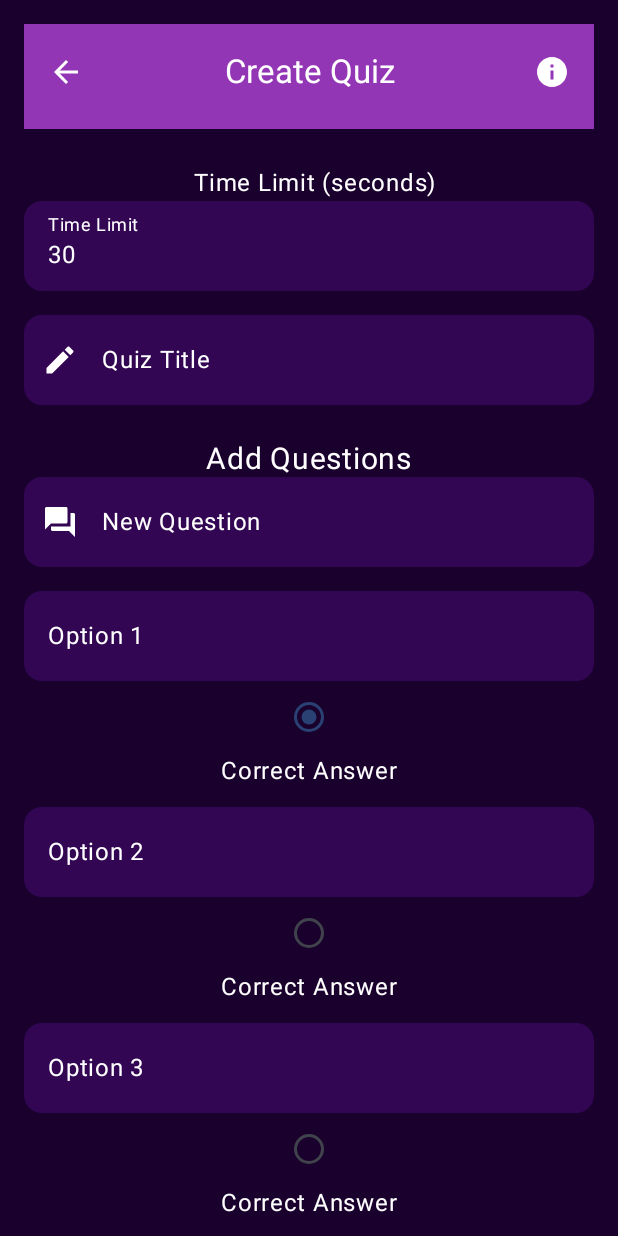
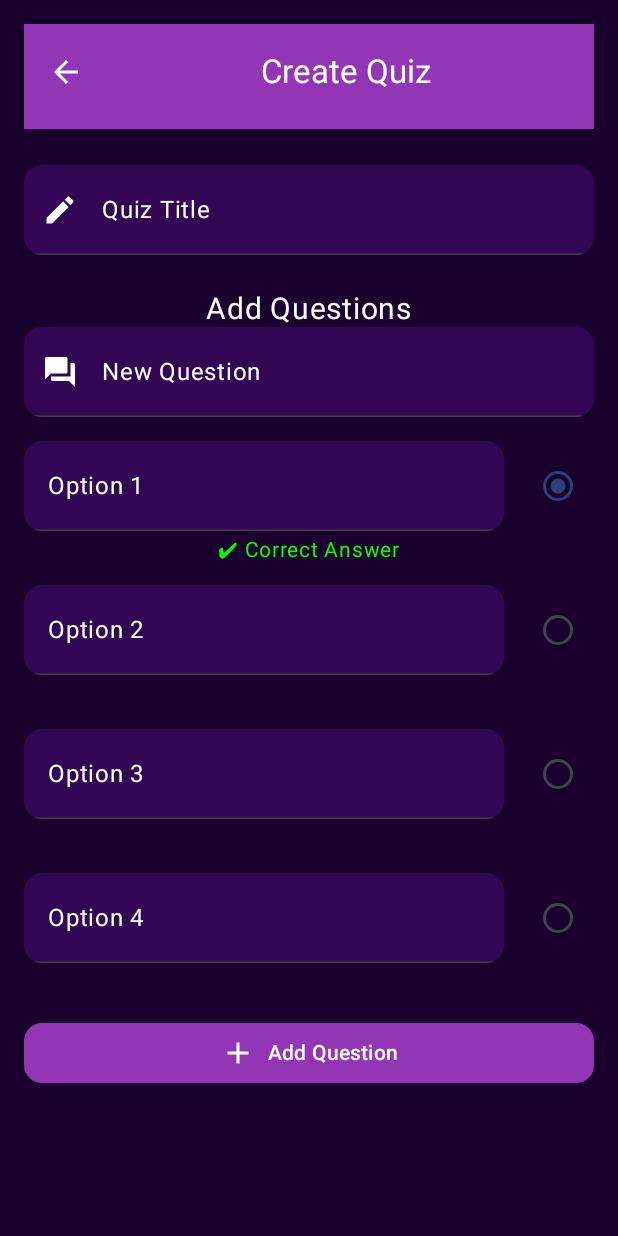
Before and after one commit to Andreauxx/MobDev-Project, an Android app built with Jetpack Compose: the CreateQuizScreen screen opened through its navigation route, on a phone screen of 412 x 824 dp. Run offline under Robolectric (Android 15) with nearby library versions, the phone set to English and light mode, and no system bars; our stand-ins replace Firebase (no records; nobody signed in at launch, a user with empty details on screens opened directly), accompanist.

Commit message:
The Quiz can now add questions in the  database
Will add more functionality later

```diff
--- a/app/src/main/java/com/quadrants/memorix/QuizQuestion.kt
+++ b/app/src/main/java/com/quadrants/memorix/QuizQuestion.kt
@@ -2,6 +2,6 @@ package com.quadrants.memorix
 
 data class QuizQuestion(
     val question: String = "",
-    val answers: List<String> = emptyList(), // ✅ Fixed: Default value to avoid crashes
-    val correctAnswer: String = ""
+    val answers: List<String> = emptyList(),
+    val correctAnswerIndex: Int = 0 // ✅ Fix: Use an Int instead of a String
 )
--- a/app/src/main/java/com/quadrants/memorix/screens/CreatSetScreen.kt
+++ b/app/src/main/java/com/quadrants/memorix/screens/CreatSetScreen.kt
@@ -25,7 +25,7 @@ import androidx.compose.ui.text.style.TextAlign
 @Composable
 fun CreateSetScreen(navController: NavController) {
     var title by remember { mutableStateOf(TextFieldValue("")) }
-    var terms by remember { mutableStateOf(mutableListOf<Pair<String, String>>()) }
+    var terms = remember { mutableStateListOf<Pair<String, String>>() }
     var newTerm by remember { mutableStateOf(TextFieldValue("")) }
     var newDefinition by remember { mutableStateOf(TextFieldValue("")) }
 
--- a/app/src/main/java/com/quadrants/memorix/screens/CreateQuizScreen.kt
+++ b/app/src/main/java/com/quadrants/memorix/screens/CreateQuizScreen.kt
@@ -18,13 +18,15 @@ import androidx.compose.ui.text.style.TextAlign
 import androidx.compose.ui.unit.dp
 import androidx.compose.ui.unit.sp
 import androidx.navigation.NavController
+import com.google.firebase.firestore.FirebaseFirestore
 import com.quadrants.memorix.ui.theme.*
 
 @OptIn(ExperimentalMaterial3Api::class)
 @Composable
 fun CreateQuizScreen(navController: NavController) {
+    val firestore = FirebaseFirestore.getInstance() // ✅ Initialize Firestore
+
     var quizTitle by remember { mutableStateOf(TextFieldValue("")) }
-    var questions by remember { mutableStateOf(mutableListOf<QuizQuestion>()) }
     var questionTimeLimit by remember { mutableStateOf(TextFieldValue("30")) }
     var newQuestion by remember { mutableStateOf(TextFieldValue("")) }
     var answerOptions by remember { mutableStateOf(mutableListOf("", "", "", "")) }
@@ -48,38 +50,10 @@ fun CreateQuizScreen(navController: NavController) {
                     Icon(Icons.Default.ArrowBack, contentDescription = "Back", tint = White)
                 }
             },
-            actions = {
-                IconButton(onClick = { /* Help/Info */ }) {
-                    Icon(Icons.Default.Info, contentDescription = "Info", tint = White)
-                }
-            },
             colors = TopAppBarDefaults.topAppBarColors(containerColor = MediumViolet)
         )
 
         Spacer(modifier = Modifier.height(24.dp))
-
-        Row(verticalAlignment = Alignment.CenterVertically) {
-
-            Spacer(modifier = Modifier.width(8.dp))
-            Text("Time Limit (seconds)", color = White, fontSize = 16.sp)
-        }
-        TextField(
-            modifier = Modifier.fillMaxWidth().height(60.dp).clip(RoundedCornerShape(12.dp)),
-            value = questionTimeLimit,
-            onValueChange = { questionTimeLimit = it },
-            label = { Text("Time Limit", color = White) },
-            singleLine = true,
-            colors = TextFieldDefaults.textFieldColors(
-                containerColor = DarkMediumViolet,
-                focusedTextColor = White,
-                unfocusedTextColor = White,
-                cursorColor = White,
-                focusedIndicatorColor = Color.Transparent,
-                unfocusedIndicatorColor = Color.Transparent
-            )
-        )
-
-        Spacer(modifier = Modifier.height(16.dp))
 
         TextField(
             modifier = Modifier.fillMaxWidth().height(60.dp).clip(RoundedCornerShape(12.dp)),
@@ -92,9 +66,7 @@ fun CreateQuizScreen(navController: NavController) {
                 containerColor = DarkMediumViolet,
                 focusedTextColor = White,
                 unfocusedTextColor = White,
-                cursorColor = White,
-                focusedIndicatorColor = Color.Transparent,
-                unfocusedIndicatorColor = Color.Transparent
+                cursorColor = White
             )
         )
 
@@ -113,9 +85,7 @@ fun CreateQuizScreen(navController: NavController) {
                 containerColor = DarkMediumViolet,
                 focusedTextColor = White,
                 unfocusedTextColor = White,
-                cursorColor = White,
-                focusedIndicatorColor = Color.Transparent,
-                unfocusedIndicatorColor = Color.Transparent
+                cursorColor = White
             )
         )
 
@@ -123,40 +93,73 @@ fun CreateQuizScreen(navController: NavController) {
 
         answerOptions.forEachIndexed { index, option ->
             var optionText by remember { mutableStateOf(TextFieldValue(option)) }
+
+            Row(
+                verticalAlignment = Alignment.CenterVertically,
+                modifier = Modifier.fillMaxWidth()
+            ) {
+                // ✅ Input field for each answer choice
                 TextField(
-                modifier = Modifier.fillMaxWidth().height(60.dp).clip(RoundedCornerShape(12.dp)),
+                    modifier = Modifier.weight(1f).height(60.dp).clip(RoundedCornerShape(12.dp)),
                     value = optionText,
-                onValueChange = { optionText = it; answerOptions[index] = it.text },
+                    onValueChange = {
+                        optionText = it
+                        answerOptions[index] = it.text // ✅ Ensures updates persist
+                    },
                     label = { Text("Option ${index + 1}", color = White) },
                     singleLine = true,
                     colors = TextFieldDefaults.textFieldColors(
                         containerColor = DarkMediumViolet,
                         focusedTextColor = White,
                         unfocusedTextColor = White,
-                    cursorColor = White,
-                    focusedIndicatorColor = Color.Transparent,
-                    unfocusedIndicatorColor = Color.Transparent
+                        cursorColor = White
                     )
                 )
+
+                Spacer(modifier = Modifier.width(12.dp))
+
+                // ✅ RadioButton correctly updates correctAnswerIndex
                 RadioButton(
                     selected = index == correctAnswerIndex,
-                onClick = { correctAnswerIndex = index }
+                    onClick = { correctAnswerIndex = index } // ✅ Fix: Properly updates selection
                 )
-            Text("Correct Answer", color = White)
+            }
+
+            Text(
+                text = if (index == correctAnswerIndex) "✔ Correct Answer" else "",
+                color = if (index == correctAnswerIndex) Color.Green else White,
+                fontSize = 14.sp
+            )
+
             Spacer(modifier = Modifier.height(12.dp))
         }
 
-        Spacer(modifier = Modifier.height(16.dp))
 
         Button(
             onClick = {
                 if (newQuestion.text.isNotEmpty() && answerOptions.all { it.isNotEmpty() }) {
                     val timeLimit = questionTimeLimit.text.toIntOrNull() ?: 30
-                    questions = questions.toMutableList().apply {
-                        add(QuizQuestion(newQuestion.text, answerOptions.toList(), correctAnswerIndex, timeLimit))
+
+                    val quizData = hashMapOf(
+                        "question" to newQuestion.text,
+                        "answers" to answerOptions.toList(),
+                        "correctAnswerIndex" to correctAnswerIndex, // ✅ Ensure correct index is saved
+                        "timeLimit" to timeLimit
+                    )
+
+                    firestore.collection("quiz_questions")
+                        .add(quizData)
+                        .addOnSuccessListener {
+                            println("✅ Question added successfully!")
                         }
+                        .addOnFailureListener { e ->
+                            println("❌ Error adding question: ${e.message}")
+                        }
+
+                    // ✅ Reset form fields
                     newQuestion = TextFieldValue("")
                     answerOptions = mutableListOf("", "", "", "")
+                    correctAnswerIndex = 0 // ✅ Reset selection after saving
                     questionTimeLimit = TextFieldValue("30")
                 }
             },
@@ -168,13 +171,6 @@ fun CreateQuizScreen(navController: NavController) {
             Spacer(modifier = Modifier.width(8.dp))
             Text("Add Question", color = White)
         }
+
     }
 }
-
-
-data class QuizQuestion(
-    val question: String,
-    val options: List<String>,
-    val correctAnswerIndex: Int,
-    val timeLimit: Int // Time limit in seconds
-)
```
Also changed, not shown: app/src/main/java/com/quadrants/memorix/screens/HomeScreen.kt (+9 -7 lines). Lines whose indentation alone changed are shown as unchanged.
